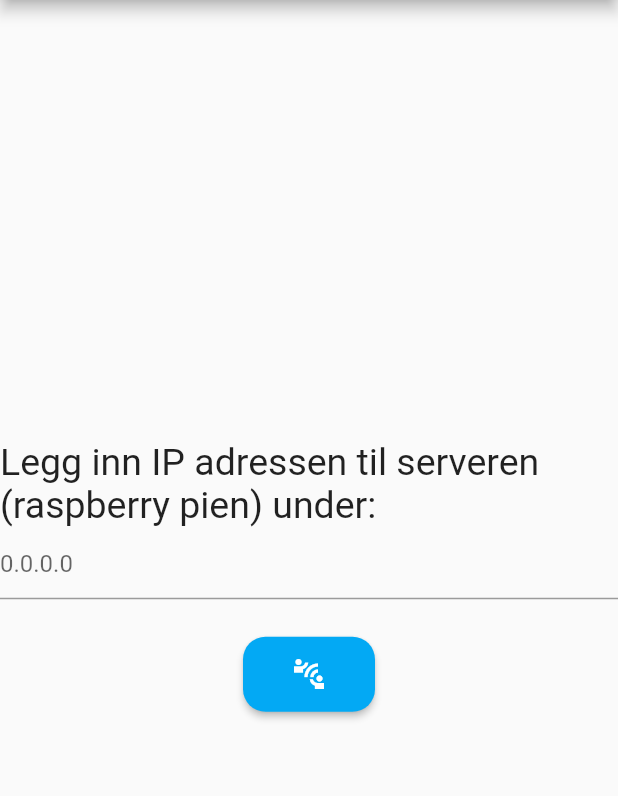
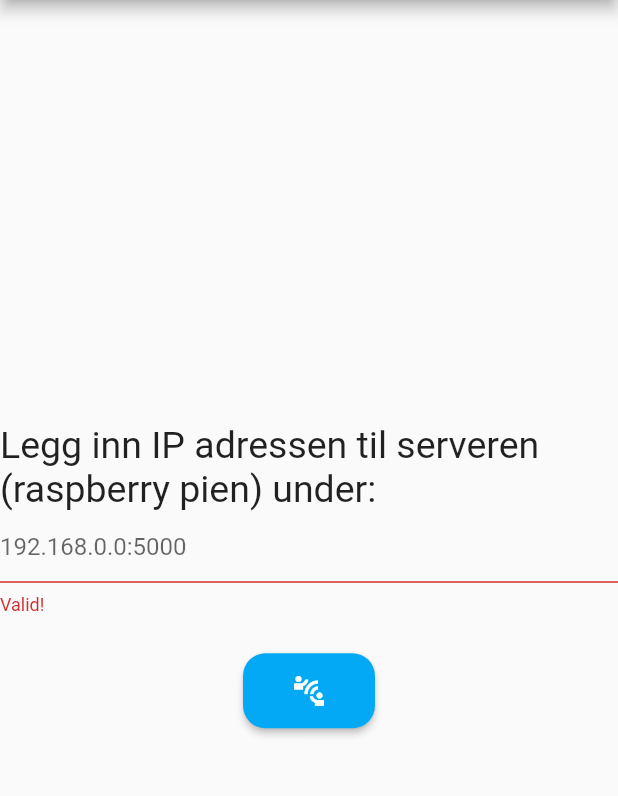
Before and after one commit to m-a-x-98/selvkj-rende-bil, a Flutter app: the screen it shows after launch, after a tap on the "connect without contact" icon, on a phone screen of 412 x 824 dp, the part 84-880 px from its top. Run offline on Flutter 3.47's test engine with Material 2 defaults, Android fonts, the phone set to English and light mode, and no system bars; missing offline and left inert: dart:html; network calls fail.

Commit message:
Added more frontend

```diff
--- a/client_web_flutter/lib/main.dart
+++ b/client_web_flutter/lib/main.dart
@@ -1,4 +1,7 @@
+import 'dart:html';
+
 import 'package:flutter/material.dart';
+import 'package:http/http.dart' as http;
 
 void main() {
   runApp(MyApp());
@@ -9,17 +12,8 @@
   @override
   Widget build(BuildContext context) {
     return MaterialApp(
-      title: 'Flutter Demo',
+      title: 'Raspberry PI kontrolert bil',
       theme: ThemeData(
-        // This is the theme of your application.
-        //
-        // Try running your application with "flutter run". You'll see the
-        // application has a blue toolbar. Then, without quitting the app, try
-        // changing the primarySwatch below to Colors.green and then invoke
-        // "hot reload" (press "r" in the console where you ran "flutter run",
-        // or simply save your changes to "hot reload" in a Flutter IDE).
-        // Notice that the counter didn't reset back to zero; the application
-        // is not restarted.
         primarySwatch: Colors.blue,
       ),
       home: MyHomePage(title: 'Raspberry PI kontrolert bil'),
@@ -48,6 +42,9 @@
 class _MyHomePageState extends State<MyHomePage> {
   @override
   Widget build(BuildContext context) {
+    final _text = TextEditingController();
+    bool _validate = false;
+
     // This method is rerun every time setState is called, for instance as done
     // by the _incrementCounter method above.
     //
@@ -71,12 +68,38 @@
             Container(
               width: 500,
               child: TextField(
-                decoration: InputDecoration(hintText: "0.0.0.0"),
+                controller: _text,
+                decoration: InputDecoration(
+                  hintText: "192.168.0.0:5000",
+                  errorText: _validate ? 'IP invalid' : "Valid!",
+                ),
               ),
             ),
-            SizedBox(width: 50, height: 25),
+            SizedBox(
+              width: 50,
+              height: 25,
+            ),
             MaterialButton(
-              onPressed: () => print("Hello world"),
+              onPressed: () async {
+                bool verified;
+
+                final response =
+                    await http.get("http://" + _text.text + "/verify");
+
+                print(response.body);
+
+                if (response.statusCode == 200) {
+                  verified = true;
+                }
+
+                setState(() {
+                  if (verified) {
+                    _validate = true;
+                  } else {
+                    _validate = false;
+                  }
+                });
+              },
               shape: RoundedRectangleBorder(
                 borderRadius: BorderRadius.circular(
                   15,
--- a/client_web_flutter/pubspec.yaml
+++ b/client_web_flutter/pubspec.yaml
@@ -21,6 +21,7 @@
   sdk: ">=2.7.0 <3.0.0"
 
 dependencies:
+  http:
   flutter:
     sdk: flutter
 
```
Also changed, not shown: client_web_flutter/pubspec.lock, 1 other file.
